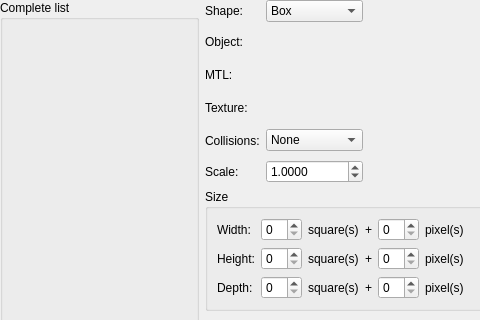
Above: Editor/Dialogs/SpecialElements/panelspecialelements.ui from RPG-Paper-Maker/RPG-Paper-Maker before the change; both pictures show x 0 to 480 and y 0 to 320 of the 643 by 609 pixel window. Below: the same form after it.
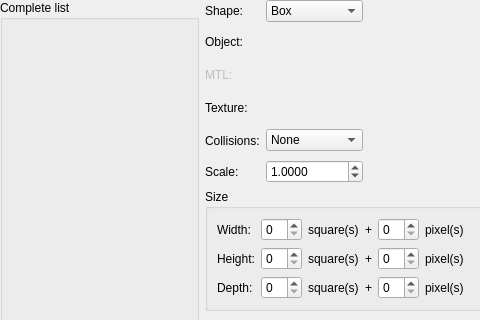
That is the form after the change. Custom widgets are drawn as their Qt base class.

Diff of the .ui file:
```diff
--- a/Editor/Dialogs/SpecialElements/panelspecialelements.ui
+++ b/Editor/Dialogs/SpecialElements/panelspecialelements.ui
@@ -159,6 +159,9 @@
        </item>
        <item row="2" column="0">
         <widget class="QLabel" name="labelMtl">
+         <property name="enabled">
+          <bool>false</bool>
+         </property>
          <property name="text">
           <string>MTL:</string>
          </property>
```
Left out of the diff: 3 changed lines with no effect on the pictures.
